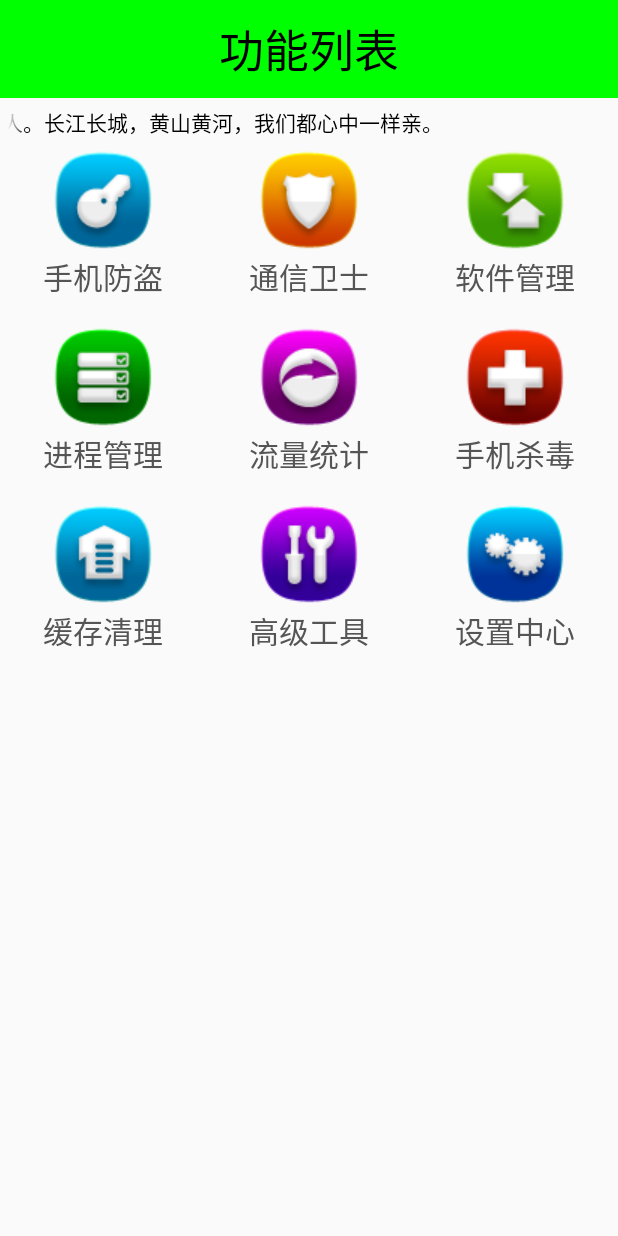
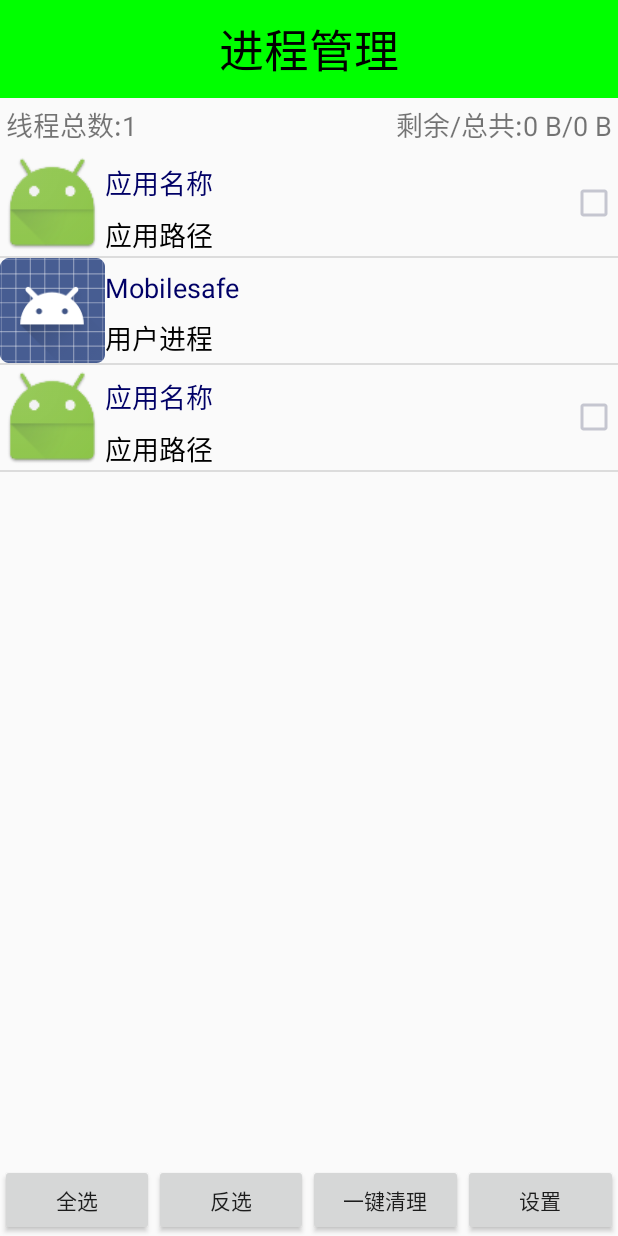
Before and after one commit to soha1018/Mobilesafe, an Android app: the screen it shows after launch (HomeActivity before the commit, ProcessActivity after it), after a tap on "进程管理", on a phone screen of 412 x 824 dp. Run offline under Robolectric (Android 15) with nearby library versions, the phone set to English and light mode, and no system bars; 2 statements that could not run were skipped; 3 other taps on this screen came first.

Commit message:
进程管理未完成的提交

```diff
--- a/app/src/main/AndroidManifest.xml
+++ b/app/src/main/AndroidManifest.xml
@@ -63,6 +63,8 @@
         <activity android:name=".Activity.ToastLocationActivity"></activity>
         <!--手机软件管理的界面-->
         <activity android:name=".Activity.AppManageActivity"></activity>
+        <!--进程管理的界面-->
+        <activity android:name=".Activity.ProcessActivity"></activity>
         <!--手机重启的广播接受者-->
         <receiver android:name=".Receiver.BootReciver">
             <intent-filter>
--- a/app/src/main/java/com/itsoha/mobilesafe/Activity/HomeActivity.java
+++ b/app/src/main/java/com/itsoha/mobilesafe/Activity/HomeActivity.java
@@ -74,6 +74,10 @@ public class HomeActivity extends Activity {
                     case 2:
                         //软件管理的Activity
                         startActivity(new Intent(getApplicationContext(),AppManageActivity.class));
+                        break;
+                    case 3:
+                        //进程管理界面
+                        startActivity(new Intent(getApplicationContext(),ProcessActivity.class));
                         break;
                     case 7:
                         //高级工具的界面
--- /dev/null
+++ b/app/src/main/java/com/itsoha/mobilesafe/Activity/ProcessActivity.java
@@ -0,0 +1,296 @@
+package com.itsoha.mobilesafe.Activity;
+
+import android.os.Bundle;
+import android.os.Handler;
+import android.os.Message;
+import android.support.annotation.Nullable;
+import android.support.v7.app.AppCompatActivity;
+import android.text.format.Formatter;
+import android.util.Log;
+import android.view.View;
+import android.view.ViewGroup;
+import android.widget.BaseAdapter;
+import android.widget.Button;
+import android.widget.CheckBox;
+import android.widget.ImageView;
+import android.widget.ListView;
+import android.widget.TextView;
+
+import com.itsoha.mobilesafe.Bean.ProcessInfo;
+import com.itsoha.mobilesafe.Engine.ProcessProvider;
+import com.itsoha.mobilesafe.R;
+
+import java.util.ArrayList;
+import java.util.List;
+
+import static android.view.View.VISIBLE;
+
+/**
+ * Created by Administrator on 2017/4/6.
+ */
+
+public class ProcessActivity extends AppCompatActivity implements View.OnClickListener {
+    /**
+     * 进程总数
+     */
+    private TextView tv_process_count;
+    /**
+     * 剩余空间/总大小
+     */
+    private TextView tv_process_memory;
+    private ListView lv_process;
+    /**
+     * 全选
+     */
+    private Button bt_process_all;
+    /**
+     * 反选
+     */
+    private Button bt_process_Inverse;
+    private static final String TAG = "ProcessActivity";
+    /**
+     * 一键清理
+     */
+    private Button bt_process_clear;
+    /**
+     * 设置
+     */
+    private Button bt_process_setting;
+    private List<ProcessInfo> mList;
+    private List<ProcessInfo> mSystemList, mUserList;
+    private Handler handler = new Handler() {
+        @Override
+        public void handleMessage(Message msg) {
+            ProcessAdapter adapter = new ProcessAdapter();
+            lv_process.setAdapter(adapter);
+            super.handleMessage(msg);
+        }
+    };
+
+    @Override
+    protected void onCreate(@Nullable Bundle savedInstanceState) {
+        super.onCreate(savedInstanceState);
+        setContentView(R.layout.activity_process);
+        //初始化控件
+        initView();
+        //初始化内存显示
+        initMemory();
+        //初始化ListView的数据
+        initListData();
+    }
+
+    /**
+     * 初始化ListView的数据
+     */
+    private void initListData() {
+
+    }
+
+
+    /**
+     * 在Activity获取焦点时候初始化ListView中的数据
+     */
+    @Override
+    protected void onResume() {
+        new Thread() {
+            @Override
+            public void run() {
+                mList = ProcessProvider.getProcessInfo(getApplicationContext());
+                Log.i(TAG, "run: " + mList.size());
+                mSystemList = new ArrayList<ProcessInfo>();
+                mUserList = new ArrayList<ProcessInfo>();
+
+                for (ProcessInfo info : mList
+                        ) {
+                    if (info.isSystem) {
+                        mSystemList.add(info);
+                    } else {
+                        mUserList.add(info);
+                        Log.i(TAG, "run: " + mUserList.size());
+                    }
+                }
+                Log.i(TAG, "run: " + mSystemList.size());
+
+                //发送消息更新Listview
+                handler.sendEmptyMessage(0);
+
+                super.run();
+            }
+        }.start();
+        super.onResume();
+    }
+
+    /**
+     * 进程信息适配器
+     */
+    private class ProcessAdapter extends BaseAdapter {
+
+        /**
+         * 获取条目的类型
+         *
+         * @param position 条目的位置
+         * @return
+         */
+        @Override
+        public int getItemViewType(int position) {
+            if (position == 0 && position == mUserList.size() + 1) {
+                //文本条目
+                return 0;
+            } else {
+                return 1;
+            }
+        }
+
+        @Override
+        public int getViewTypeCount() {
+            return super.getViewTypeCount() + 1;
+        }
+
+        @Override
+        public int getCount() {
+            return mSystemList.size() + mUserList.size() + 2;
+        }
+
+        @Override
+        public ProcessInfo getItem(int position) {
+            if (position == 0 || position == mUserList.size() + 1) {
+                //条目标题不做处理
+                return null;
+            } else {
+                if (position < mUserList.size() + 1) {
+                    return mUserList.get(position - 1);
+                } else {
+                    //返回系统的条目，所有的用户进程减去标题
+                    return mSystemList.get(position - mUserList.size() - 2);
+                }
+            }
+        }
+
+        @Override
+        public long getItemId(int position) {
+            return position;
+        }
+
+        @Override
+        public View getView(int position, View convertView, ViewGroup parent) {
+            ViewHolderTitle viewHolderTitle = null;
+            if (getItemViewType(position) == 0) {
+                //条目标题
+                if (convertView == null) {
+                    convertView = View.inflate(getApplicationContext(), R.layout.process_item, null);
+                    viewHolderTitle = new ViewHolderTitle(convertView);
+                    convertView.setTag(viewHolderTitle);
+                } else {
+                    viewHolderTitle = (ViewHolderTitle) convertView.getTag();
+                }
+                if (position == 0) {
+                    viewHolderTitle.tv_app_title.setText("用户进程（" + mUserList.size() + ")");
+                } else {
+                    viewHolderTitle.tv_app_title.setText("系统进程（" + mSystemList.size() + ")");
+                }
+                return convertView;
+            } else {
+                //进程信息
+                ViewHolder viewHolder = null;
+                if (convertView == null) {
+                    convertView = View.inflate(getApplicationContext(), R.layout.process_item, null);
+                    viewHolder = new ViewHolder(convertView);
+                    convertView.setTag(viewHolder);
+                } else {
+                    viewHolder = (ViewHolder) convertView.getTag();
+                }
+                //条目信息的设置
+                ProcessInfo info = getItem(position);
+                if (info != null){
+                    viewHolder.iv_processs_icon.setBackgroundDrawable(info.getIcon());
+                    viewHolder.tv_process_name.setText(info.getNames());
+                    if (getItem(position).isSystem) {
+                        viewHolder.tv_process_path.setText("系统进程");
+                        viewHolder.cb_process.setVisibility(VISIBLE);
+                    } else {
+                        viewHolder.tv_process_path.setText("用户进程");
+                        viewHolder.cb_process.setVisibility(View.INVISIBLE);
+                    }
+                }
+
+                return convertView;
+            }
+        }
+
+
+    }
+
+    /**
+     * 显示进程信息的条目
+     */
+    static class ViewHolder {
+        ImageView iv_processs_icon;
+        TextView tv_process_name;
+        TextView tv_process_path;
+        CheckBox cb_process;
+
+        ViewHolder(View view) {
+            this.iv_processs_icon = (ImageView) view.findViewById(R.id.iv_process_icon);
+            this.tv_process_name = (TextView) view.findViewById(R.id.tv_process_name);
+            this.tv_process_path = (TextView) view.findViewById(R.id.tv_process_path);
+            this.cb_process = (CheckBox) view.findViewById(R.id.cb_process);
+        }
+    }
+
+    /**
+     * 条目的标题
+     */
+    static class ViewHolderTitle {
+        TextView tv_app_title;
+
+        ViewHolderTitle(View view) {
+            this.tv_app_title = (TextView) view.findViewById(R.id.tv_app_title);
+        }
+    }
+
+    /**
+     * 初始化内存显示
+     */
+    private void initMemory() {
+        //显示正在运行线程的数量
+        tv_process_count.setText("线程总数:" + ProcessProvider.getProcessCount(this));
+        //显示线程占用的空间
+        String Avail = Formatter.formatFileSize(this, ProcessProvider.getAvailSpace(this));
+        //线程的所有内存大小
+        String memory = Formatter.formatFileSize(this, ProcessProvider.getMemory());
+
+        tv_process_memory.setText("剩余/总共:" + Avail + "/" + memory);
+
+    }
+
+    /**
+     * 初始化控件
+     */
+    private void initView() {
+        tv_process_count = (TextView) findViewById(R.id.tv_process_count);
+        tv_process_memory = (TextView) findViewById(R.id.tv_process_memory);
+        lv_process = (ListView) findViewById(R.id.lv_process);
+        bt_process_all = (Button) findViewById(R.id.bt_process_all);
+        bt_process_all.setOnClickListener(this);
+        bt_process_Inverse = (Button) findViewById(R.id.bt_process_Inverse);
+        bt_process_Inverse.setOnClickListener(this);
+        bt_process_clear = (Button) findViewById(R.id.bt_process_clear);
+        bt_process_clear.setOnClickListener(this);
+        bt_process_setting = (Button) findViewById(R.id.bt_process_setting);
+        bt_process_setting.setOnClickListener(this);
+    }
+
+    @Override
+    public void onClick(View v) {
+        switch (v.getId()) {
+            case R.id.bt_process_all:
+                break;
+            case R.id.bt_process_Inverse:
+                break;
+            case R.id.bt_process_clear:
+                break;
+            case R.id.bt_process_setting:
+                break;
+        }
+    }
+}
--- /dev/null
+++ b/app/src/main/java/com/itsoha/mobilesafe/Bean/ProcessInfo.java
@@ -0,0 +1,65 @@
+package com.itsoha.mobilesafe.Bean;
+
+import android.graphics.drawable.Drawable;
+
+/**
+ * Created by Administrator on 2017/4/6.
+ */
+
+public class ProcessInfo {
+    public String names;
+    public String packageName;
+    public Drawable icon;
+    //应用已使用的内存数
+    public long memSize;
+    public boolean isCheck;
+    public boolean isSystem;
+
+    public String getNames() {
+        return names;
+    }
+
+    public void setNames(String names) {
+        this.names = names;
+    }
+
+    public String getPackageName() {
+        return packageName;
+    }
+
+    public void setPackageName(String packageName) {
+        this.packageName = packageName;
+    }
+
+    public Drawable getIcon() {
+        return icon;
+    }
+
+    public void setIcon(Drawable icon) {
+        this.icon = icon;
+    }
+
+    public long getMemSize() {
+        return memSize;
+    }
+
+    public void setMemSize(long memSize) {
+        this.memSize = memSize;
+    }
+
+    public boolean isCheck() {
+        return isCheck;
+    }
+
+    public void setCheck(boolean check) {
+        isCheck = check;
+    }
+
+    public boolean isSystem() {
+        return isSystem;
+    }
+
+    public void setSystem(boolean system) {
+        isSystem = system;
+    }
+}
--- /dev/null
+++ b/app/src/main/java/com/itsoha/mobilesafe/Engine/ProcessProvider.java
@@ -0,0 +1,134 @@
+package com.itsoha.mobilesafe.Engine;
+
+import android.app.ActivityManager;
+import android.content.Context;
+import android.content.pm.ApplicationInfo;
+import android.content.pm.PackageManager;
+import android.os.Debug;
+import android.util.Log;
+
+import com.itsoha.mobilesafe.Bean.ProcessInfo;
+import com.itsoha.mobilesafe.R;
+
+import java.io.BufferedReader;
+import java.io.FileNotFoundException;
+import java.io.FileReader;
+import java.io.IOException;
+import java.util.ArrayList;
+import java.util.List;
+
+/**
+ * 进程管理的一些方法
+ * Created by Administrator on 2017/4/6.
+ */
+
+public class ProcessProvider {
+    /**
+     * 获取正在运行进程的总数
+     *
+     * @param context
+     */
+    public static long getProcessCount(Context context) {
+        ActivityManager activityManager = (ActivityManager) context.getSystemService(Context.ACTIVITY_SERVICE);
+        List<ActivityManager.RunningAppProcessInfo> runningAppProcesses = activityManager.getRunningAppProcesses();
+        return runningAppProcesses.size();
+    }
+
+    /**
+     * 获取可用的磁盘空间
+     */
+    public static long getAvailSpace(Context context) {
+        ActivityManager activityManager = (ActivityManager) context.getSystemService(Context.ACTIVITY_SERVICE);
+        ActivityManager.MemoryInfo info = new ActivityManager.MemoryInfo();
+        activityManager.getMemoryInfo(info);
+        return info.availMem;
+    }
+
+    /**
+     * 读取所有内存空间大小
+     *
+     * @return
+     */
+    public static long getMemory() {
+        FileReader reader = null;
+        BufferedReader bufferedReader = null;
+
+        try {
+            reader = new FileReader("proc/meminfo");
+            bufferedReader = new BufferedReader(reader);
+            String readLine = bufferedReader.readLine();
+            //读取第一行的内容转换成字符数组，依次比较他们的数据
+            char[] chars = readLine.toCharArray();
+            StringBuffer buffer = new StringBuffer();
+            for (char c : chars
+                    ) {
+                if (c >= '0' && c <= '9') {
+                    buffer.append(c);
+                }
+            }
+            return Long.parseLong(buffer.toString()) * 1024;
+        } catch (FileNotFoundException e) {
+            e.printStackTrace();
+        } catch (IOException e) {
+            e.printStackTrace();
+        } finally {
+            if (reader != null && bufferedReader != null) {
+                try {
+                    reader.close();
+                    bufferedReader.close();
+                } catch (IOException e) {
+                    e.printStackTrace();
+                }
+            }
+        }
+        return 0;
+    }
+
+    /**
+     * 获取正在运行进程的所有信息
+     * @param context 下午文
+     * @return 返回集合中包含的进程信息
+     */
+    public static List<ProcessInfo> getProcessInfo(Context context) {
+        ActivityManager am = (ActivityManager) context.getSystemService(Context.ACTIVITY_SERVICE);
+        PackageManager pm = context.getPackageManager();
+        List<ProcessInfo> list = new ArrayList<>();
+
+        List<ActivityManager.RunningAppProcessInfo> infoList = am.getRunningAppProcesses();
+        for (ActivityManager.RunningAppProcessInfo processInfo : infoList) {
+            ProcessInfo Info = new ProcessInfo();
+            //获取应用程序的包名
+            Info.packageName = processInfo.processName;
+            //根据进程的PID获取进程的信息
+            Debug.MemoryInfo[] processMemoryInfo = am.getProcessMemoryInfo(new int[]{processInfo.pid});
+            //对PID数组中的数据进行抽取
+            Debug.MemoryInfo memoryInfo = processMemoryInfo[0];
+            //获取已使用的大小
+            Info.memSize = memoryInfo.getTotalPrivateDirty() * 1024;
+
+            try {
+                //获取进程的名称，图标等一系列信息
+                ApplicationInfo applicationInfo = pm.getApplicationInfo(processInfo.processName, 0);
+                Info.names = applicationInfo.loadLabel(pm).toString();
+                Info.icon = applicationInfo.loadIcon(pm);
+                //判断应用程序是否是系统的进程
+                if ((applicationInfo.flags & ApplicationInfo.FLAG_SYSTEM) == ApplicationInfo.FLAG_SYSTEM){
+                    Info.isSystem = true;
+                }else {
+                    Info.isSystem = false;
+                }
+            } catch (PackageManager.NameNotFoundException e) {
+                 //如遇到异常情况，获取不到包名等
+                Log.i("NameNotFoundException", "getProcessInfo: 有异常");
+                Info.names = processInfo.processName;
+                Info.icon = context.getResources().getDrawable(R.mipmap.ic_launcher);
+                Info.isSystem = true;
+                Log.i("NameNotFoundException", "getProcessInfo: 异常处理");
+
+
+            }
+            list.add(Info);
+        }
+        return list;
+    }
+}
--- /dev/null
+++ b/app/src/main/res/layout/activity_process.xml
@@ -0,0 +1,73 @@
+<?xml version="1.0" encoding="utf-8"?>
+<LinearLayout xmlns:android="http://schemas.android.com/apk/res/android"
+    android:layout_width="match_parent"
+    android:layout_height="match_parent"
+    android:orientation="vertical">
+
+    <TextView
+        android:text="进程管理"
+        style="@style/TitleStyle" />
+
+    <RelativeLayout
+        android:padding="4dp"
+        android:layout_width="match_parent"
+        android:layout_height="wrap_content">
+        <TextView
+            android:id="@+id/tv_process_count"
+            android:textSize="18sp"
+            android:text="进程总数"
+            android:layout_width="wrap_content"
+            android:layout_height="wrap_content" />
+
+        <TextView
+            android:id="@+id/tv_process_memory"
+            android:textSize="18sp"
+            android:text="剩余空间/总大小"
+            android:layout_alignParentRight="true"
+            android:layout_width="wrap_content"
+            android:layout_height="wrap_content" />
+    </RelativeLayout>
+
+    <FrameLayout
+        android:layout_weight="1"
+        android:layout_width="match_parent"
+        android:layout_height="0dp">
+        <ListView
+            android:id="@+id/lv_process"
+            android:layout_width="match_parent"
+            android:layout_height="match_parent"/>
+        <TextView
+            android:layout_width="match_parent"
+            android:layout_height="wrap_content" />
+    </FrameLayout>
+
+    <LinearLayout
+        android:orientation="horizontal"
+        android:layout_width="match_parent"
+        android:layout_height="wrap_content">
+        <Button
+            android:id="@+id/bt_process_all"
+            android:text="全选"
+            android:layout_weight="1"
+            android:layout_width="0dp"
+            android:layout_height="wrap_content" />
+        <Button
+            android:text="反选"
+            android:id="@+id/bt_process_Inverse"
+            android:layout_weight="1"
+            android:layout_width="0dp"
+            android:layout_height="wrap_content" />
+        <Button
+            android:id="@+id/bt_process_clear"
+            android:layout_weight="1"
+            android:text="一键清理"
+            android:layout_width="0dp"
+            android:layout_height="wrap_content" />
+        <Button
+            android:id="@+id/bt_process_setting"
+            android:text="设置"
+            android:layout_weight="1"
+            android:layout_width="0dp"
+            android:layout_height="wrap_content" />
+    </LinearLayout>
+</LinearLayout>
--- /dev/null
+++ b/app/src/main/res/layout/process_item.xml
@@ -0,0 +1,41 @@
+<?xml version="1.0" encoding="utf-8"?>
+<RelativeLayout xmlns:android="http://schemas.android.com/apk/res/android"
+    android:layout_width="match_parent"
+    android:layout_height="wrap_content">
+
+    <ImageView
+        android:id="@+id/iv_process_icon"
+        android:background="@mipmap/ic_launcher"
+        android:layout_width="70dp"
+        android:layout_height="70dp" />
+
+    <TextView
+        android:textColor="#006"
+        android:layout_marginTop="7dp"
+        android:layout_toRightOf="@+id/iv_process_icon"
+        android:textSize="18sp"
+        android:text="应用名称"
+        android:id="@+id/tv_process_name"
+        android:layout_width="wrap_content"
+        android:layout_height="wrap_content" />
+
+    <TextView
+        android:textColor="#000"
+        android:layout_below="@+id/tv_process_name"
+        android:layout_marginTop="7dp"
+        android:layout_toRightOf="@+id/iv_process_icon"
+        android:textSize="18sp"
+        android:text="应用路径"
+        android:id="@+id/tv_process_path"
+        android:layout_width="wrap_content"
+        android:layout_height="wrap_content" />
+
+    <CheckBox
+        android:id="@+id/cb_process"
+        android:layout_width="wrap_content"
+        android:layout_height="wrap_content"
+        android:layout_centerVertical="true"
+        android:layout_alignParentRight="true"
+        android:layout_alignParentEnd="true" />
+
+</RelativeLayout>
```
Also changed, not shown: app/src/main/java/com/itsoha/mobilesafe/Activity/AppManageActivity.java (+74 -22 lines).
